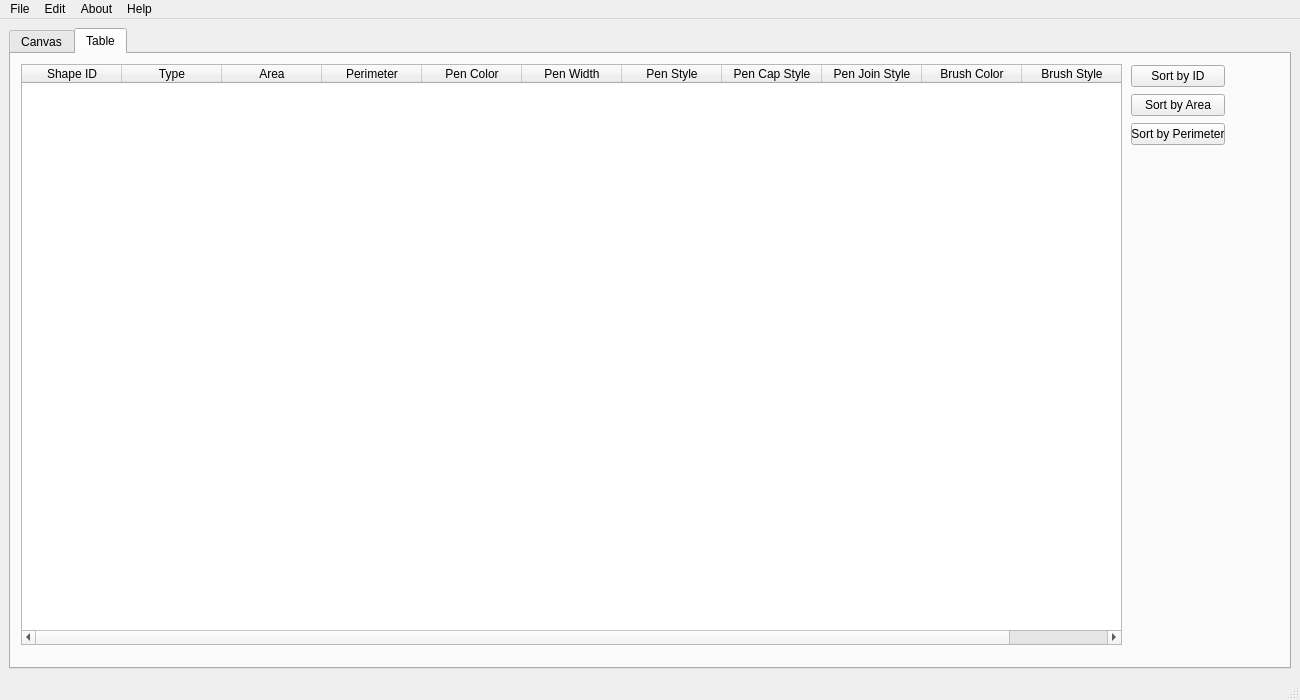
Qt form maininterface.ui (25wes25/include-dad-) before a commit.
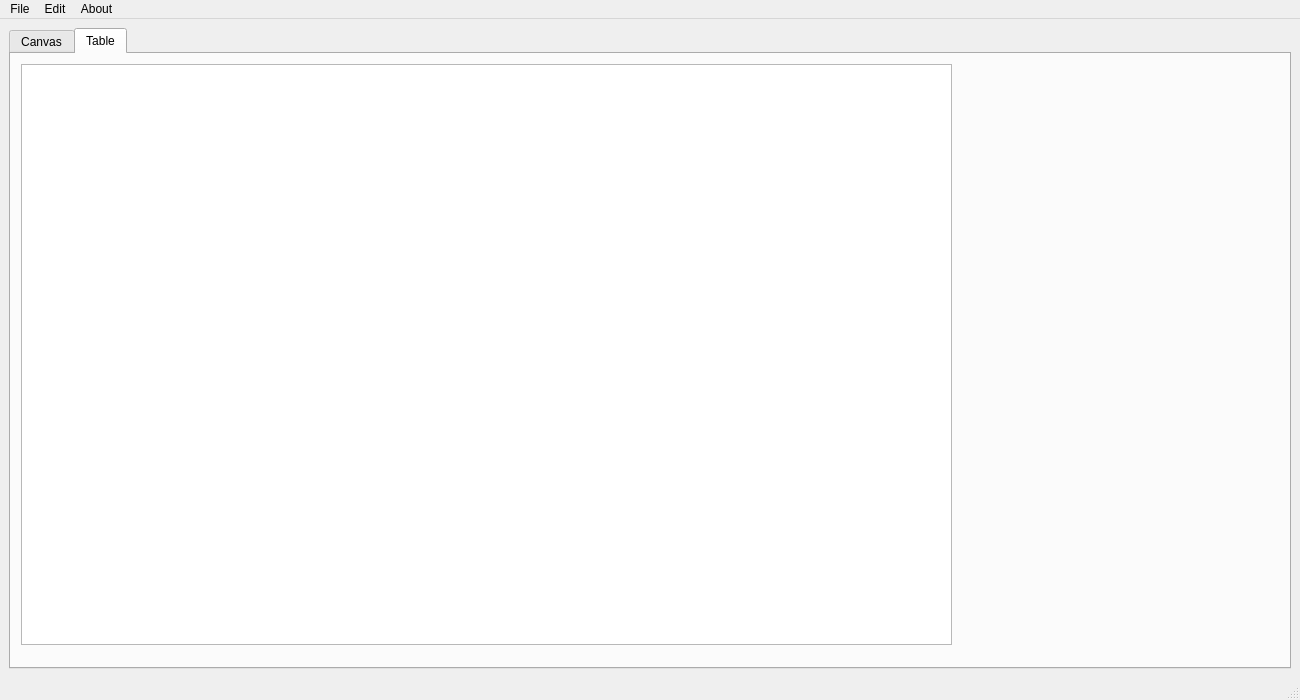
The same form after that commit. The open tabs and pages were chosen to show the change.

What changed in the file:
```diff
--- a/maininterface.ui
+++ b/maininterface.ui
@@ -490,98 +490,10 @@
          <rect>
           <x>10</x>
           <y>10</y>
-          <width>1101</width>
+          <width>931</width>
           <height>581</height>
          </rect>
         </property>
-        <column>
-         <property name="text">
-          <string>Shape ID</string>
-         </property>
-        </column>
-        <column>
-         <property name="text">
-          <string>Type</string>
-         </property>
-        </column>
-        <column>
-         <property name="text">
-          <string>Area</string>
-         </property>
-        </column>
-        <column>
-         <property name="text">
-          <string>Perimeter</string>
-         </property>
-        </column>
-        <column>
-         <property name="text">
-          <string>Pen Color</string>
-         </property>
-        </column>
-        <column>
-         <property name="text">
-          <string>Pen Width</string>
-         </property>
-        </column>
-        <column>
-         <property name="text">
-          <string>Pen Style</string>
-         </property>
-        </column>
-        <column>
-         <property name="text">
-          <string>Pen Cap Style</string>
-         </property>
-        </column>
-        <column>
-         <property name="text">
-          <string>Pen Join Style</string>
-         </property>
-        </column>
-        <column>
-         <property name="text">
-          <string>Brush Color</string>
-         </property>
-        </column>
-        <column>
-         <property name="text">
-          <string>Brush Style</string>
-         </property>
-        </column>
-       </widget>
-       <widget class="QWidget" name="layoutWidget">
-        <property name="geometry">
-         <rect>
-          <x>1120</x>
-          <y>10</y>
-          <width>94</width>
-          <height>83</height>
-         </rect>
-        </property>
-        <layout class="QVBoxLayout" name="verticalLayout">
-         <item>
-          <widget class="QPushButton" name="button_SortID">
-           <property name="text">
-            <string>Sort by ID</string>
-           </property>
-          </widget>
-         </item>
-         <item>
-          <widget class="QPushButton" name="button_SortArea">
-           <property name="text">
-            <string>Sort by Area</string>
-           </property>
-          </widget>
-         </item>
-         <item>
-          <widget class="QPushButton" name="button_SortPerimeter">
-           <property name="text">
-            <string>Sort by Perimeter</string>
-           </property>
-          </widget>
-         </item>
-        </layout>
        </widget>
       </widget>
      </widget>
@@ -594,7 +506,7 @@
      <x>0</x>
      <y>0</y>
      <width>1300</width>
-     <height>20</height>
+     <height>21</height>
     </rect>
    </property>
    <widget class="QMenu" name="menuFile">
@@ -621,16 +533,9 @@
     <addaction name="actionTestimonials"/>
     <addaction name="actionContact_Us"/>
    </widget>
-   <widget class="QMenu" name="menuHelp">
-    <property name="title">
-     <string>Help</string>
-    </property>
-    <addaction name="actionHelp"/>
-   </widget>
    <addaction name="menuFile"/>
    <addaction name="menuEdit"/>
    <addaction name="menuAbout"/>
-   <addaction name="menuHelp"/>
   </widget>
   <widget class="QStatusBar" name="statusbar"/>
   <action name="actionMaintenance_Notes">
```
Left out of the diff: 274 changed lines with no effect on the pictures.
